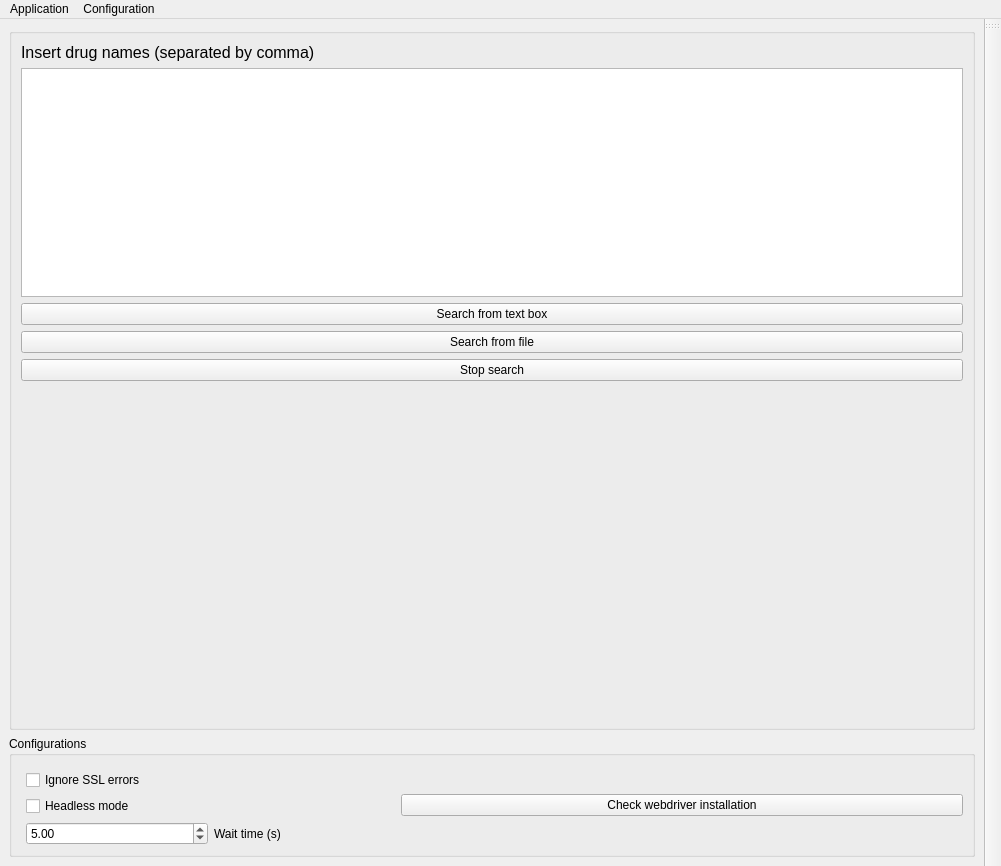
This is EMADB/app/assets/window_layout.ui in CTCycle/EMADB-Autopilot as Qt 5 draws it before an edit. The edited form follows.
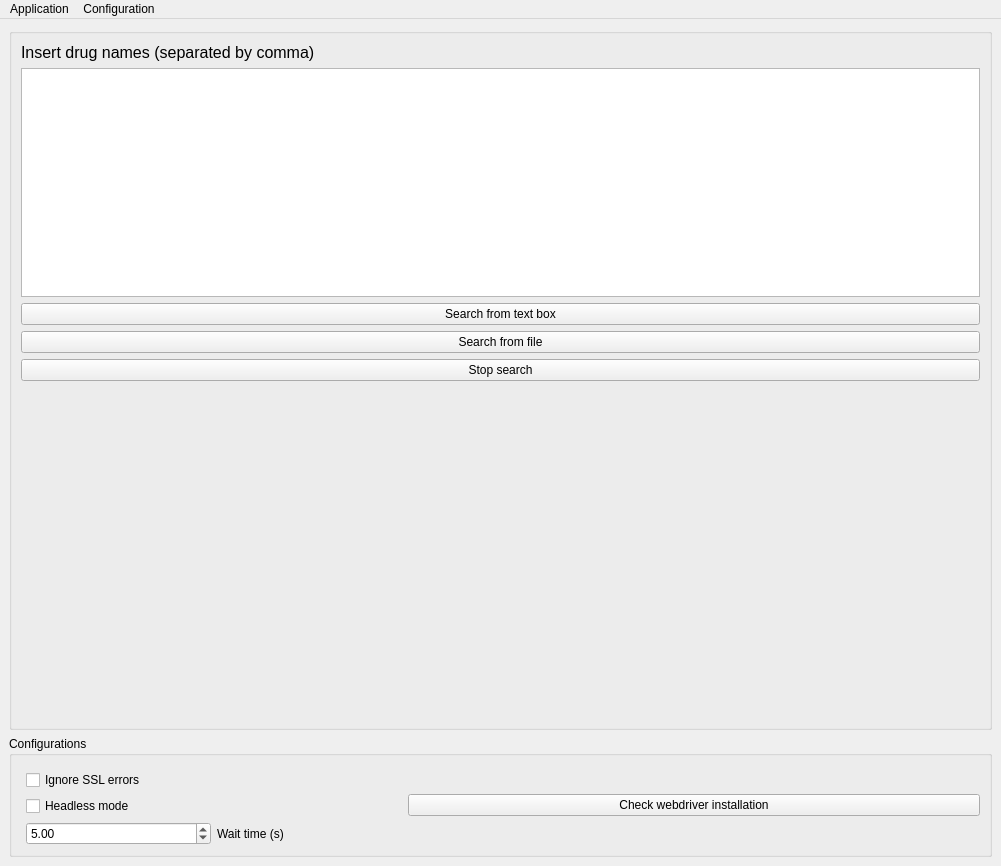
This is the edited form.

What changed in the file:
```diff
--- a/EMADB/app/assets/window_layout.ui
+++ b/EMADB/app/assets/window_layout.ui
@@ -205,17 +205,6 @@
    <addaction name="menuApplication"/>
    <addaction name="menuConfiguration"/>
   </widget>
-  <widget class="QToolBar" name="toolBar">
-   <property name="windowTitle">
-    <string>toolBar</string>
-   </property>
-   <attribute name="toolBarArea">
-    <enum>RightToolBarArea</enum>
-   </attribute>
-   <attribute name="toolBarBreak">
-    <bool>false</bool>
-   </attribute>
-  </widget>
   <action name="actionReloadApp">
    <property name="text">
     <string>Reload application</string>
```
